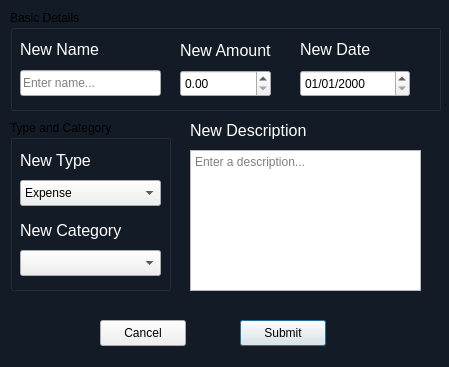
Before: the Qt Designer form ui/update_transaction_dialog.ui in codexagon/finwise, drawn with Qt 5.
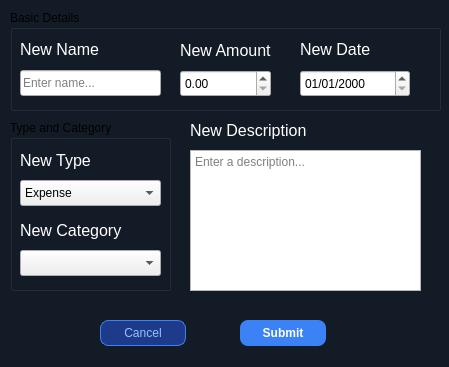
After: the same form once the commit is applied.

Commit message: ui: update button styles

```diff
--- a/ui/update_transaction_dialog.ui
+++ b/ui/update_transaction_dialog.ui
@@ -53,6 +53,24 @@
      <height>26</height>
     </rect>
    </property>
+   <property name="styleSheet">
+    <string notr="true">QPushButton {
+background-color: #3b82f6;
+color: #ffffff;
+border: none;
+border-radius: 8px;
+padding: 5px 10px;
+font-weight: 600;
+}
+
+QPushButton:hover {
+background-color: #2563eb;
+}
+
+QPushButton:pressed {
+background-color: #1d4ed8;
+}</string>
+   </property>
    <property name="text">
     <string>Submit</string>
    </property>
@@ -66,6 +84,21 @@
      <height>26</height>
     </rect>
    </property>
+   <property name="styleSheet">
+    <string notr="true">QPushButton {
+background-color: #1e3a8a;
+color: #93c5fd;
+border: 1px solid #3b82f6;
+border-radius: 8px;
+padding: 5px 10px;
+}
+
+QPushButton:hover {
+background-color: #1e40af;
+color: #ffffff;
+border-color: #60a5fa;
+}</string>
+   </property>
    <property name="text">
     <string>Cancel</string>
    </property>
```
The commit also changes 2 other files.
